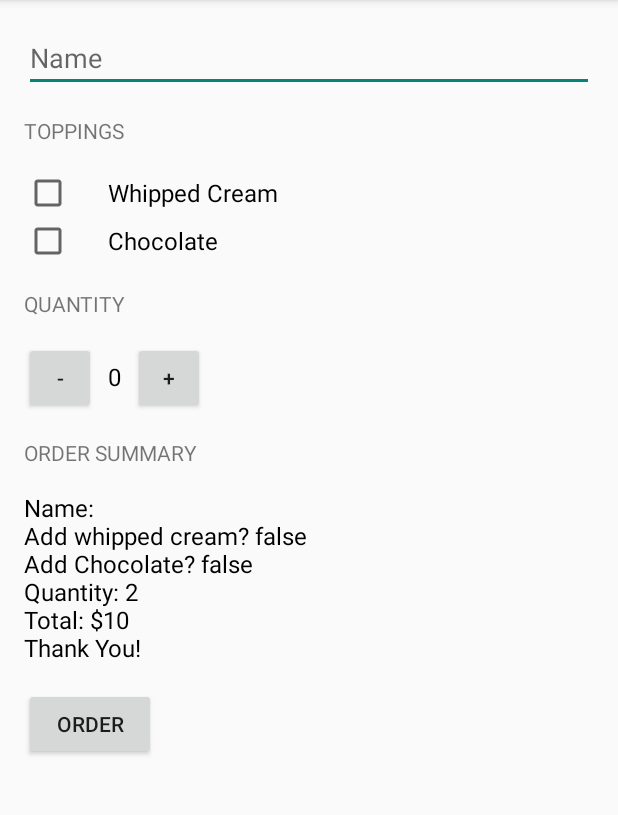
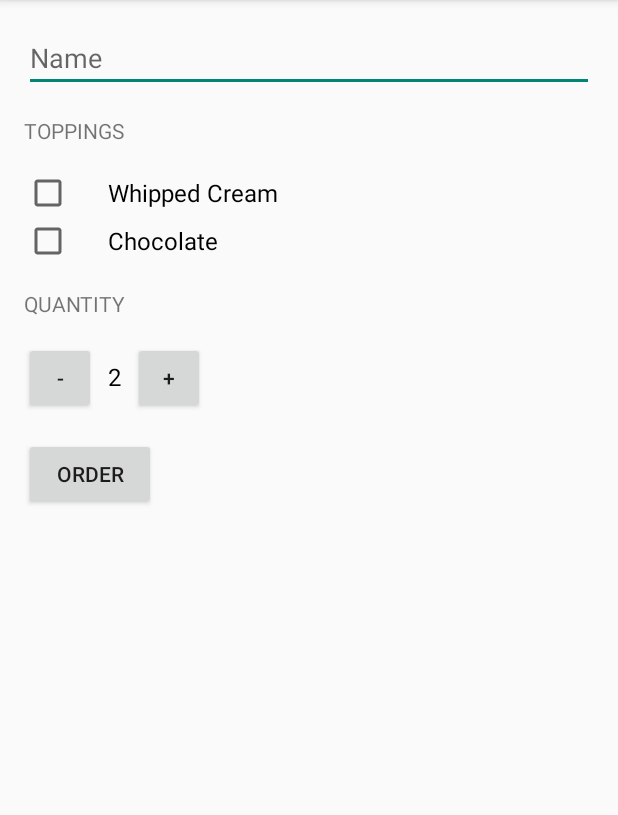
Before and after one commit to lkeude96/Learn, an Android app: the screen it shows after launch (MainActivity), after a tap on "ORDER", on a phone screen of 412 x 824 dp, the part 84-899 px from its top. Run offline under Robolectric (Android 15) with nearby library versions, the phone set to English and light mode, and no system bars.

Commit message:
Let someone else do the work

```diff
--- a/Udacity/Android Development for Beginners/JustJava/app/src/main/java/com/example/android/justjava/MainActivity.java
+++ b/Udacity/Android Development for Beginners/JustJava/app/src/main/java/com/example/android/justjava/MainActivity.java
@@ -1,7 +1,10 @@
 package com.example.android.justjava;
 
+import android.content.Intent;
+import android.net.Uri;
 import android.os.Bundle;
 import android.support.v7.app.ActionBarActivity;
+import android.text.Editable;
 import android.util.Log;
 import android.view.View;
 import android.widget.CheckBox;
@@ -29,7 +32,8 @@ public class MainActivity extends ActionBarActivity {
      */
     public void submitOrder(View view) {
         EditText nameField = (EditText) findViewById(R.id.name_field);
-        String name = nameField.getText().toString();
+        Editable nameEditable = nameField.getText();
+        String name = nameEditable.toString();
 
         CheckBox whippedCreamCheckBox = (CheckBox) findViewById(R.id.whipped_cream_checkbox);
         boolean hasWhippedCream = whippedCreamCheckBox.isChecked();
@@ -39,9 +43,17 @@ public class MainActivity extends ActionBarActivity {
 
         int price = calculatePrice(hasWhippedCream, hasChocolate);
         String priceMessage = createOrderSummary(name, price, hasWhippedCream, hasChocolate);
-        displayMessage(priceMessage);
 
-        ;
+        Intent intent = new Intent(Intent.ACTION_SENDTO);
+        intent.setData(Uri.parse("mailto:"));
+        intent.putExtra(Intent.EXTRA_SUBJECT,"Just Java order for " + name);
+        intent.putExtra(Intent.EXTRA_TEXT, priceMessage);
+
+        if (intent.resolveActivity(getPackageManager()) != null) {
+            startActivity(intent);
+        }
+
+
     }
 
     /**
@@ -76,14 +88,6 @@ public class MainActivity extends ActionBarActivity {
         TextView quantityTextView = (TextView) findViewById(
                 R.id.quantity_text_view);
         quantityTextView.setText("" + numberOfCoffees);
-    }
-
-    /**
-     * This method displays the given text on the screen.
-     */
-    private void displayMessage(String message) {
-        TextView orderSummaryTextView = (TextView) findViewById(R.id.order_summary_text_view);
-        orderSummaryTextView.setText(message);
     }
 
     /**
--- a/Udacity/Android Development for Beginners/JustJava/app/src/main/res/layout/activity_main.xml
+++ b/Udacity/Android Development for Beginners/JustJava/app/src/main/res/layout/activity_main.xml
@@ -70,7 +70,7 @@
             android:layout_height="wrap_content"
             android:layout_marginLeft="8dp"
             android:layout_marginRight="8dp"
-            android:text="0"
+            android:text="2"
             android:textColor="@android:color/black"
             android:textSize="16sp" />
 
@@ -81,23 +81,6 @@
             android:text="+" />
 
     </LinearLayout>
-
-    <TextView
-        android:layout_width="wrap_content"
-        android:layout_height="wrap_content"
-        android:layout_marginTop="16dp"
-        android:text="Order Summary"
-        android:textAllCaps="true" />
-
-    <TextView
-        android:id="@+id/order_summary_text_view"
-        android:layout_width="wrap_content"
-        android:layout_height="wrap_content"
-        android:layout_marginTop="16dp"
-        android:text="$10"
-        android:textColor="@android:color/black"
-        android:textSize="16sp" />
-
     <Button
         android:layout_width="wrap_content"
         android:layout_height="wrap_content"
```
